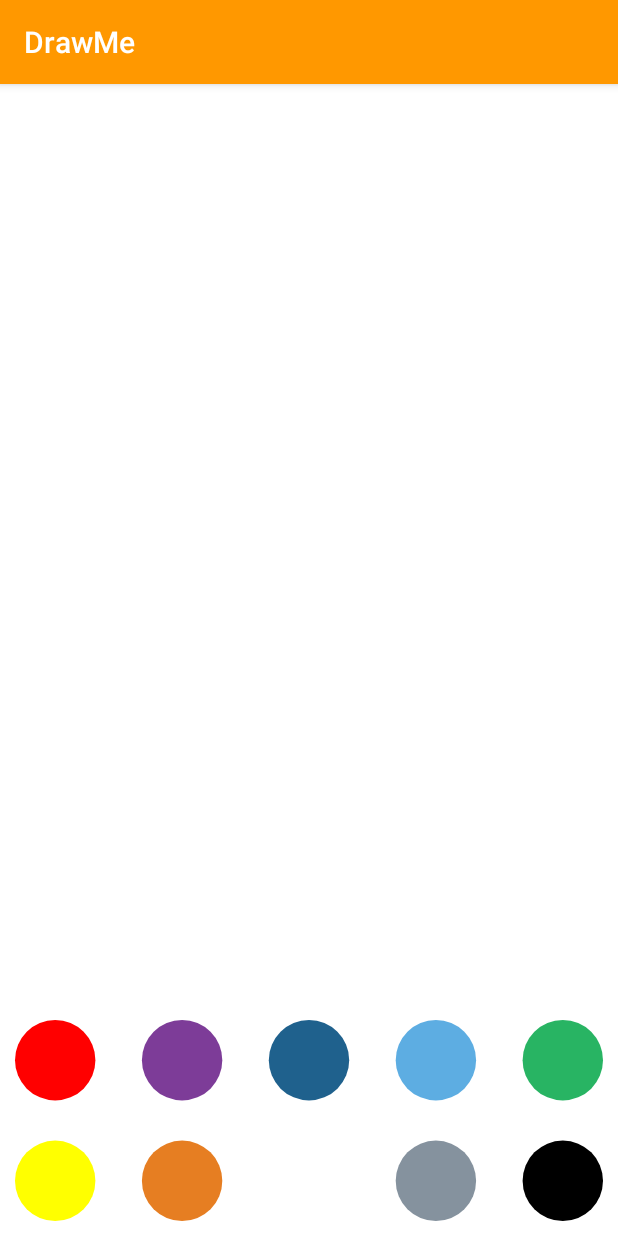
After one commit to depp57/DrawMe, an Android app: the fragment GameFragment placed in its activity, on a phone screen of 412 x 824 dp. The commit adds this screen. Run offline under Robolectric (Android 15) with nearby library versions, the phone set to English and light mode, and no system bars; libraries missing offline, so code that uses them is left out: es.dmoral.toasty; pictures from the network do not load.

Commit message:
:rocket: add colorPicker and customCanvas to draw in

```diff
--- a/app/build.gradle
+++ b/app/build.gradle
@@ -38,7 +38,7 @@ dependencies {
     implementation 'androidx.constraintlayout:constraintlayout:1.1.3'
     implementation 'androidx.lifecycle:lifecycle-extensions:2.2.0'
     implementation 'androidx.legacy:legacy-support-v4:1.0.0'
-    implementation 'com.google.firebase:firebase-firestore:21.4.2'
+    implementation 'com.google.firebase:firebase-firestore:21.4.3'
     implementation 'com.firebaseui:firebase-ui-auth:6.2.0'
     implementation 'com.facebook.android:facebook-android-sdk:6.5.0'
     implementation "io.reactivex.rxjava3:rxandroid:3.0.0"
--- a/app/src/main/java/fr/depp/drawme/MainActivity.java
+++ b/app/src/main/java/fr/depp/drawme/MainActivity.java
@@ -1,14 +1,13 @@
 package fr.depp.drawme;
 
-import android.content.Intent;
 import android.os.Bundle;
 import android.view.Menu;
 import android.view.MenuItem;
 
 import androidx.appcompat.app.AppCompatActivity;
 
-import fr.depp.drawme.ui.AuthFragment;
-import fr.depp.drawme.ui.MainFragment;
+import fr.depp.drawme.ui.fragments.AuthFragment;
+import fr.depp.drawme.ui.fragments.MainFragment;
 import fr.depp.drawme.utils.FragmentHelper;
 
 public class MainActivity extends AppCompatActivity {
--- a/app/src/main/java/fr/depp/drawme/models/WaitingRoomAdapter.java
+++ b/app/src/main/java/fr/depp/drawme/models/WaitingRoomAdapter.java
@@ -10,7 +10,7 @@ import java.util.ArrayList;
 import java.util.List;
 
 import fr.depp.drawme.databinding.WaitingRoomItemBinding;
-import fr.depp.drawme.ui.viewHolder.WaitingRoomViewHolder;
+import fr.depp.drawme.ui.viewHolders.WaitingRoomViewHolder;
 import io.reactivex.rxjava3.disposables.Disposable;
 
 public class WaitingRoomAdapter extends RecyclerView.Adapter<WaitingRoomViewHolder> {
--- /dev/null
+++ b/app/src/main/java/fr/depp/drawme/ui/customViews/ColorPicker.java
@@ -0,0 +1,105 @@
+package fr.depp.drawme.ui.customViews;
+
+import android.annotation.SuppressLint;
+import android.content.Context;
+import android.graphics.Canvas;
+import android.graphics.Color;
+import android.graphics.Paint;
+import android.util.AttributeSet;
+import android.view.MotionEvent;
+import android.view.View;
+
+import androidx.annotation.Nullable;
+
+public class ColorPicker extends View {
+
+    private Paint paint;
+    private float circleRadius, spaceBetweenCircle;
+    private OnColorPickHandler callback;
+    private final int[] colors = {
+            Color.rgb(255,0, 0), // red
+            Color.rgb(125, 60, 152), // purple
+            Color.rgb(31, 97, 141), // dark blue
+            Color.rgb(93, 173, 226), // blue
+            Color.rgb(40, 180, 99), // green
+            Color.rgb(255, 255, 0), // yellow
+            Color.rgb(230, 126, 34), // orange
+            Color.rgb(255, 255, 255), // white
+            Color.rgb(133, 146, 158), // gray
+            Color.rgb(0, 0, 0) // dark
+    };
+
+    public ColorPicker(Context context, @Nullable AttributeSet attrs) {
+        super(context, attrs);
+        init();
+    }
+
+    public void setCallback(OnColorPickHandler callback) {
+        this.callback = callback;
+    }
+
+    private void init() {
+        paint = new Paint(Paint.ANTI_ALIAS_FLAG);
+        paint.setStyle(Paint.Style.FILL);
+    }
+
+    @Override
+    protected void onSizeChanged(int w, int h, int oldw, int oldh) {
+        super.onSizeChanged(w, h, oldw, oldh);
+        int padding = getPaddingLeft();
+        circleRadius = ((float)h - 2*padding) / 5;
+        spaceBetweenCircle = ((float)w-2*padding-10*circleRadius)/4;
+    }
+
+    @Override
+    protected void onDraw(Canvas canvas) {
+        super.onDraw(canvas);
+
+        int padding = getPaddingLeft();
+        float row = 0, line = 0;
+
+        for (int color : colors) {
+            paint.setColor(color);
+
+            canvas.drawCircle(padding + circleRadius + row*(spaceBetweenCircle+2*circleRadius),
+                                padding + circleRadius + line*circleRadius*2,
+                    circleRadius, paint);
+
+            if (row++ == 4) {
+                row = 0;
+                line+=1.5;
+            }
+        }
+    }
+
+    @SuppressLint("ClickableViewAccessibility") // Sorry, but I can't because I need the position where the user clicked
+    @Override
+    public boolean onTouchEvent(MotionEvent event) {
+        getColorFromPosition(event.getX(), event.getY());
+        return super.onTouchEvent(event);
+    }
+
+    private void getColorFromPosition(float x, float y) {
+        x-=getPaddingLeft();
+        y-=getPaddingTop();
+
+        float xReferencialZero = x%(spaceBetweenCircle + 2*circleRadius) - circleRadius;
+        float yReferencialZero = y%(3*circleRadius) - circleRadius;
+
+        if (distanceBetweenOriginAndPoint(xReferencialZero, yReferencialZero) < circleRadius) {
+            int row = (int) (x/(spaceBetweenCircle + 2*circleRadius));
+            int col = (int) (y/(3*circleRadius));
+
+            callback.getColor(colors[row + col*5]);
+        }
+
+    }
+
+    private double distanceBetweenOriginAndPoint(double x, double y) {
+        return Math.sqrt(Math.pow(-x, 2) + Math.pow(-y, 2));
+    }
+
+    public interface OnColorPickHandler {
+        void getColor(int color);
+    }
+}
--- /dev/null
+++ b/app/src/main/java/fr/depp/drawme/ui/customViews/DrawingCanvas.java
@@ -0,0 +1,108 @@
+package fr.depp.drawme.ui.customViews;
+
+import android.annotation.SuppressLint;
+import android.content.Context;
+import android.graphics.Canvas;
+import android.graphics.Color;
+import android.graphics.Paint;
+import android.graphics.Path;
+import android.util.AttributeSet;
+import android.view.MotionEvent;
+import android.view.View;
+
+import androidx.annotation.Nullable;
+
+import java.util.ArrayList;
+
+
+public class DrawingCanvas extends View {
+
+    private Paint pencil;
+
+    private ArrayList<ColoredPath> coloredPaths;
+    private ColoredPath currentPath;
+    private int currentColor;
+
+
+    public DrawingCanvas(Context context, @Nullable AttributeSet attrs) {
+        super(context, attrs);
+        init();
+    }
+
+    public void setColor(int color) {
+        currentColor = color;
+        currentPath = new ColoredPath(currentColor);
+    }
+
+    private void init() {
+        pencil = new Paint(Paint.ANTI_ALIAS_FLAG);
+        pencil.setStyle(Paint.Style.STROKE);
+        pencil.setStrokeWidth(13);
+
+        coloredPaths = new ArrayList<>();
+        currentPath = new ColoredPath();
+    }
+
+    @SuppressLint("ClickableViewAccessibility")
+    // Sorry, but I can't because I need the position where the user clicked
+    @Override
+    public boolean onTouchEvent(MotionEvent event) {
+        float touchX = event.getX();
+        float touchY = event.getY();
+
+        switch (event.getAction()) {
+            case MotionEvent.ACTION_DOWN:
+                currentPath.moveTo(touchX, touchY);
+                break;
+            case MotionEvent.ACTION_MOVE:
+                currentPath.lineTo(touchX, touchY);
+                invalidate();
+                break;
+            case MotionEvent.ACTION_UP:
+                coloredPaths.add(currentPath);
+                currentPath = new ColoredPath(currentColor);
+                break;
+            default:
+                return false;
+        }
+
+        return true;
+    }
+
+    @Override
+    protected void onDraw(Canvas canvas) {
+        super.onDraw(canvas);
+
+        for (ColoredPath coloredPath: coloredPaths) {
+            pencil.setColor(coloredPath.color);
+            canvas.drawPath(coloredPath.path, pencil);
+        }
+
+        pencil.setColor(currentPath.color);
+        canvas.drawPath(currentPath.path, pencil);
+    }
+
+    private static class ColoredPath {
+
+        private Path path;
+        private int color;
+
+        ColoredPath() {
+            this.path = new Path();
+            this.color = Color.BLACK;
+        }
+
+        ColoredPath(int color) {
+            this.path = new Path();
+            this.color = color;
+        }
+
+        void moveTo(float x, float y) {
+            path.moveTo(x, y);
+        }
+
+        void lineTo(float x, float y) {
+            path.lineTo(x, y);
+        }
+    }
+}
--- a/app/src/main/java/fr/depp/drawme/ui/AuthFragment.java
+++ b/app/src/main/java/fr/depp/drawme/ui/fragments/AuthFragment.java
@@ -1,4 +1,4 @@
-package fr.depp.drawme.ui;
+package fr.depp.drawme.ui.fragments;
 
 import android.os.Bundle;
 import android.view.LayoutInflater;
--- /dev/null
+++ b/app/src/main/java/fr/depp/drawme/ui/fragments/GameFragment.java
@@ -0,0 +1,47 @@
+package fr.depp.drawme.ui.fragments;
+
+import android.os.Bundle;
+import android.view.LayoutInflater;
+import android.view.Menu;
+import android.view.MenuInflater;
+import android.view.View;
+import android.view.ViewGroup;
+
+import androidx.annotation.NonNull;
+import androidx.annotation.Nullable;
+import androidx.fragment.app.Fragment;
+
+import fr.depp.drawme.R;
+import fr.depp.drawme.databinding.FragmentGameBinding;
+import fr.depp.drawme.ui.customViews.ColorPicker;
+
+public class GameFragment extends Fragment {
+
+    private FragmentGameBinding binding;
+
+    static GameFragment newInstance() {
+        return new GameFragment();
+    }
+
+    @Override
+    public void onCreate(@Nullable Bundle savedInstanceState) {
+        super.onCreate(savedInstanceState);
+        setHasOptionsMenu(true); // without this line, onCreateOptionsMenu() isn't called
+    }
+
+    @Override
+    public View onCreateView(@NonNull LayoutInflater inflater, ViewGroup container,
+                             Bundle savedInstanceState) {
+        binding = FragmentGameBinding.inflate(inflater, container, false);
+
+        binding.colorPicker.setCallback(color -> binding.drawingCanvas.setColor(color));
+
+        return binding.getRoot();
+    }
+
+    @Override
+    public void onCreateOptionsMenu(@NonNull Menu menu, @NonNull MenuInflater inflater) {
+        super.onCreateOptionsMenu(menu, inflater);
+        menu.findItem(R.id.action_account).setVisible(false);
+    }
+}
--- a/app/src/main/java/fr/depp/drawme/ui/MainFragment.java
+++ b/app/src/main/java/fr/depp/drawme/ui/fragments/MainFragment.java
@@ -1,4 +1,4 @@
-package fr.depp.drawme.ui;
+package fr.depp.drawme.ui.fragments;
 
 import android.os.Bundle;
 import android.view.LayoutInflater;
--- a/app/src/main/java/fr/depp/drawme/ui/MultiplayerMenuFragment.java
+++ b/app/src/main/java/fr/depp/drawme/ui/fragments/MultiplayerMenuFragment.java
@@ -1,4 +1,4 @@
-package fr.depp.drawme.ui;
+package fr.depp.drawme.ui.fragments;
 
 
 import android.os.Bundle;
--- a/app/src/main/java/fr/depp/drawme/ui/viewHolder/WaitingRoomViewHolder.java
+++ b/app/src/main/java/fr/depp/drawme/ui/viewHolders/WaitingRoomViewHolder.java
@@ -1,4 +1,4 @@
-package fr.depp.drawme.ui.viewHolder;
+package fr.depp.drawme.ui.viewHolders;
 
 import androidx.annotation.NonNull;
 import androidx.recyclerview.widget.RecyclerView;
--- a/app/src/main/res/layout/fragment_auth.xml
+++ b/app/src/main/res/layout/fragment_auth.xml
@@ -1,5 +1,6 @@
 <?xml version="1.0" encoding="utf-8"?>
-<androidx.constraintlayout.widget.ConstraintLayout xmlns:android="http://schemas.android.com/apk/res/android"
+<androidx.constraintlayout.widget.ConstraintLayout
+    xmlns:android="http://schemas.android.com/apk/res/android"
     xmlns:app="http://schemas.android.com/apk/res-auto"
     android:layout_width="match_parent"
     android:layout_height="match_parent">
--- /dev/null
+++ b/app/src/main/res/layout/fragment_game.xml
@@ -0,0 +1,38 @@
+<?xml version="1.0" encoding="utf-8"?>
+
+<LinearLayout
+    xmlns:android="http://schemas.android.com/apk/res/android"
+    android:layout_width="match_parent"
+    android:layout_height="match_parent"
+    android:orientation="vertical">
+
+    <TextView
+        android:id="@+id/textView_guess_words"
+        android:layout_width="match_parent"
+        android:layout_height="0dp"
+        android:layout_weight="0.1"
+        android:textAlignment="center"/>
+
+    <fr.depp.drawme.ui.customViews.DrawingCanvas
+        android:id="@+id/drawingCanvas"
+        android:layout_width="match_parent"
+        android:layout_height="0dp"
+        android:layout_weight="0.7"/>
+
+    <fr.depp.drawme.ui.customViews.ColorPicker
+        android:id="@+id/colorPicker"
+        android:padding="10dp"
+        android:layout_width="match_parent"
+        android:layout_height="0dp"
+        android:layout_weight="0.2"/>
+
+    <EditText
+        android:layout_width="match_parent"
+        android:layout_height="0dp"
+        android:layout_weight="0.2"
+        android:visibility="gone"
+        android:hint="@string/input_guessed_word"
+        android:importantForAutofill="no"
+        android:inputType="textAutoComplete|textAutoCorrect" />
+
+</LinearLayout>
--- a/app/src/main/res/layout/fragment_main.xml
+++ b/app/src/main/res/layout/fragment_main.xml
@@ -6,7 +6,7 @@
     android:layout_height="match_parent"
     android:gravity="center"
     android:orientation="vertical"
-    tools:context=".ui.MainFragment">
+    tools:context=".ui.fragments.MainFragment">
 
     <Button
         android:id="@+id/btn_play_multiplayer"
--- a/app/src/main/res/values/strings.xml
+++ b/app/src/main/res/values/strings.xml
@@ -30,6 +30,9 @@
     <string name="facebook_application_id" translatable="false">544347569811260</string>
     <string name="facebook_login_protocol_scheme" translatable="false">fb544347569811260</string>
 
+    <!-- Game Fragment -->
+    <string name="input_guessed_word">Que représente le dessin ?</string>
+
     <!-- Errors -->
     <string name="internet_error">"Une erreur s'est produite, vérifiez votre connexion internet"</string>
 
@@ -42,4 +45,7 @@
         <item>La Joconde</item>
         <item>Michel-Ange</item>
     </string-array>
+
+    <!-- TODO: Remove or change this placeholder text -->
+    <string name="hello_blank_fragment">Hello blank fragment</string>
 </resources>
```
Also changed, not shown: app/src/main/java/fr/depp/drawme/ui/fragments/WaitingRoomFragment.java (renamed from app/src/main/java/fr/depp/drawme/ui/WaitingRoomFragment.java, +11 -1 lines).
